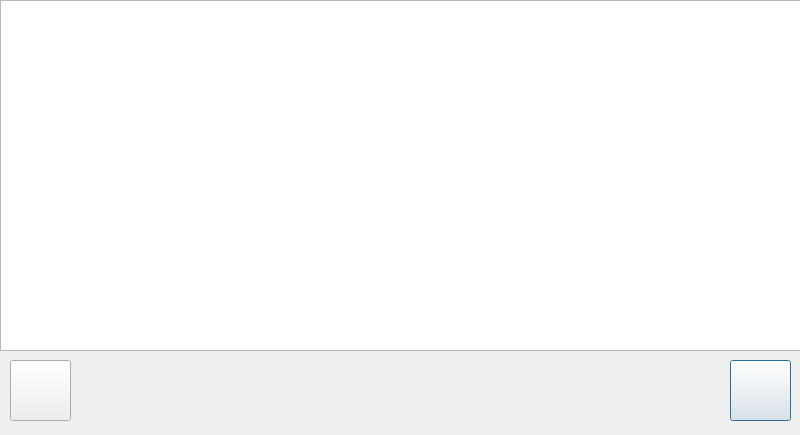
Qt form messages.ui (burlrice/ResMark-OPCUA-python-demo) before a commit.
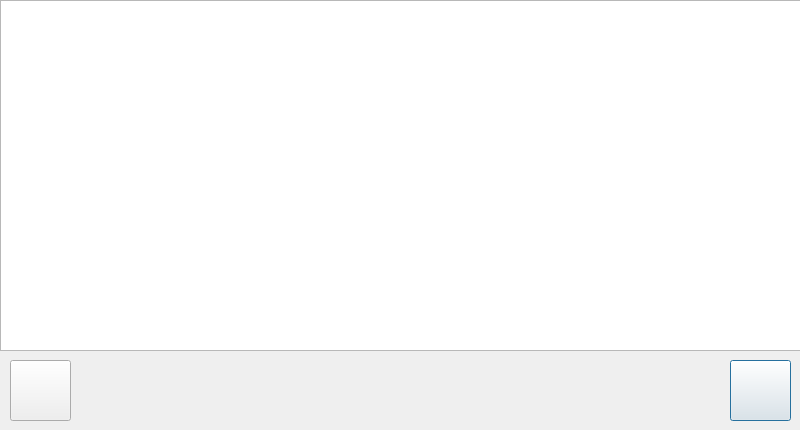
The same form after that commit. Icons and pictures are not drawn.

```diff
--- a/messages.ui
+++ b/messages.ui
@@ -7,7 +7,7 @@
     <x>0</x>
     <y>0</y>
     <width>800</width>
-    <height>435</height>
+    <height>430</height>
    </rect>
   </property>
   <property name="windowTitle">
```
